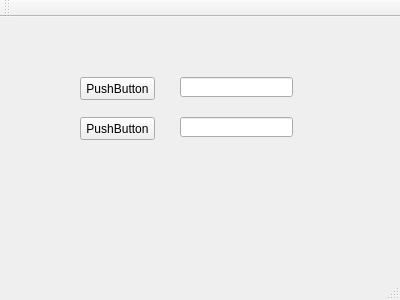
First picture: the form in mainwindow.ui, repository kfengbest/StockServer2, before the edit.
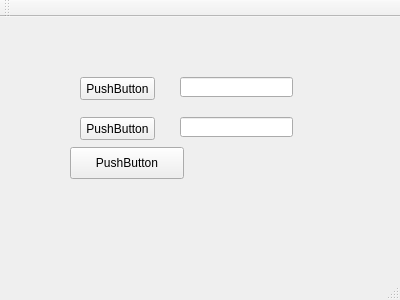
Second picture: the form after the edit.

Commit message: added workerthread3 and a button

```diff
--- a/mainwindow.ui
+++ b/mainwindow.ui
@@ -60,6 +60,19 @@
      </rect>
     </property>
    </widget>
+   <widget class="QPushButton" name="pushButton_3">
+    <property name="geometry">
+     <rect>
+      <x>70</x>
+      <y>130</y>
+      <width>114</width>
+      <height>32</height>
+     </rect>
+    </property>
+    <property name="text">
+     <string>PushButton</string>
+    </property>
+   </widget>
   </widget>
   <widget class="QMenuBar" name="menuBar">
    <property name="geometry">
```
Left out of the diff: 2 changed lines with no effect on the pictures. The commit also changes 7 other files.
